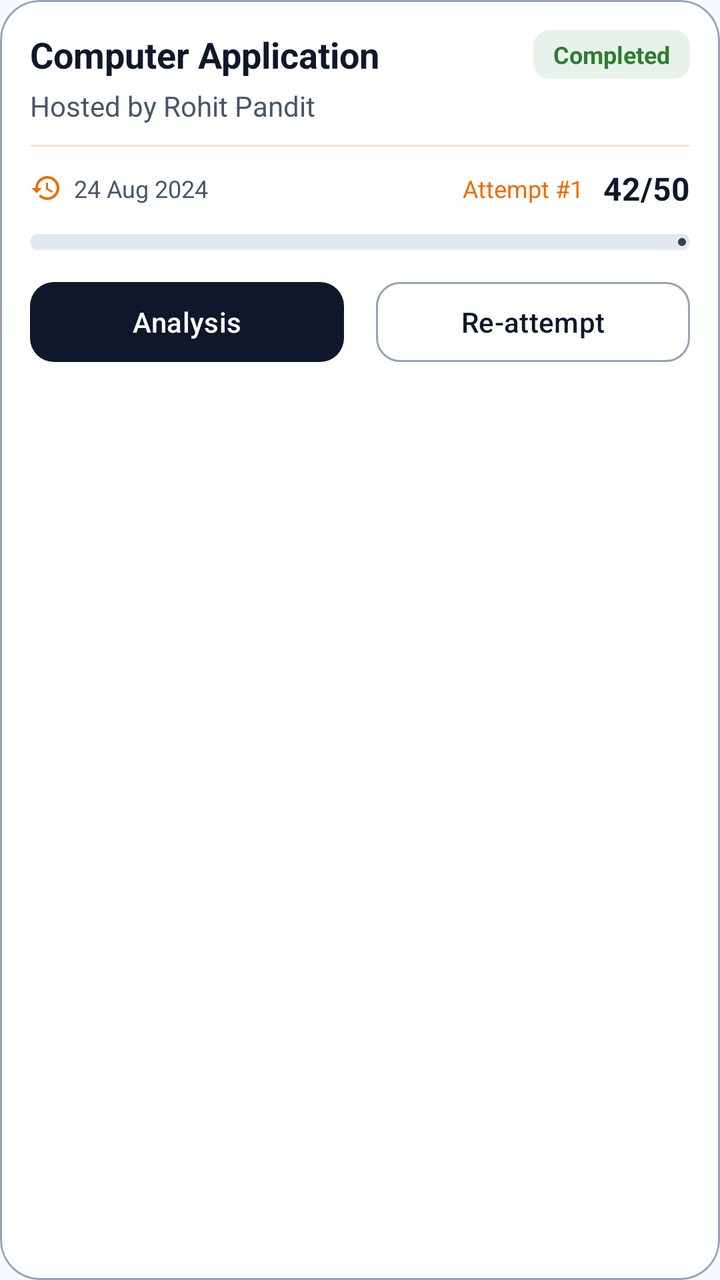
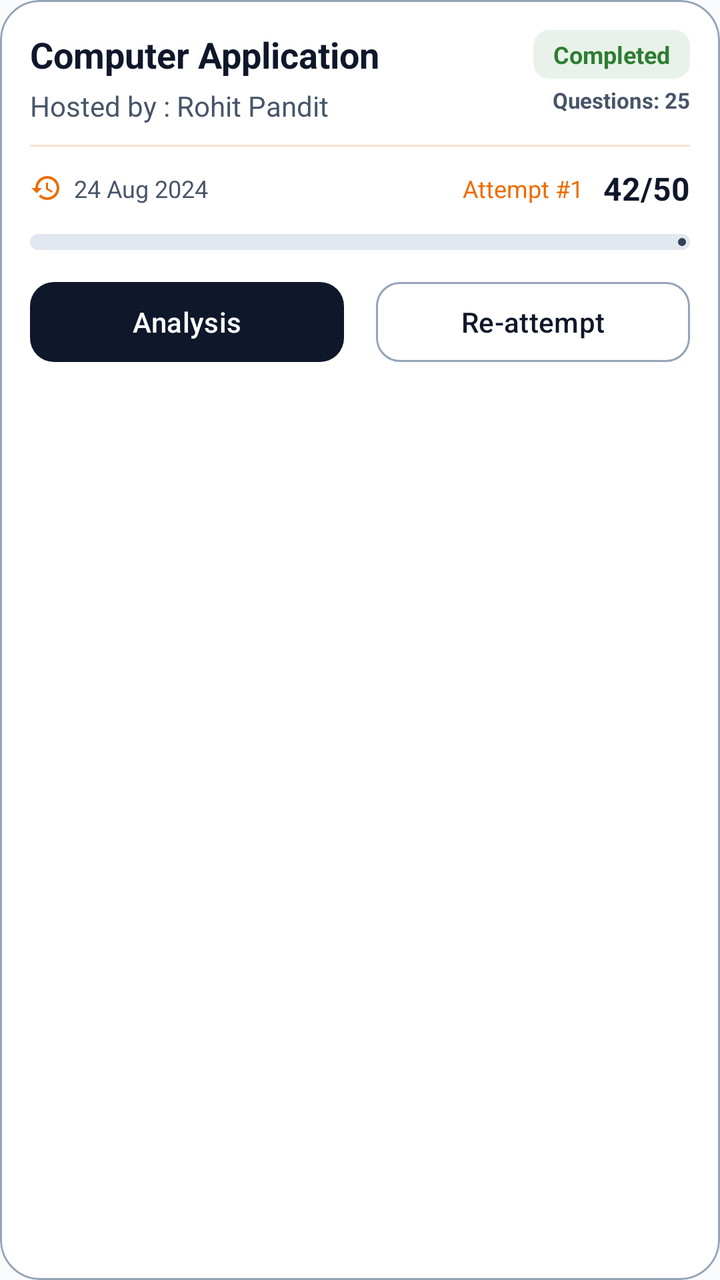

Compare the two renders of this Android layout. The source of the first and the diff that turns it into the second are given below.
<!-- AndroidManifest.xml: application theme Theme.TestMaster -->
<!-- res/layout/layout_exam_history.xml -->
<?xml version="1.0" encoding="utf-8"?>
<com.google.android.material.card.MaterialCardView xmlns:android="http://schemas.android.com/apk/res/android"
    xmlns:app="http://schemas.android.com/apk/res-auto"
    xmlns:tools="http://schemas.android.com/tools"
    android:layout_width="match_parent"
    android:layout_height="wrap_content"
    android:layout_marginVertical="8dp"
    app:cardBackgroundColor="@color/surface"
    app:cardCornerRadius="20dp"
    app:cardElevation="0dp"
    app:strokeColor="@color/outline"
    app:strokeWidth="1dp">

    <LinearLayout
        android:layout_width="match_parent"
        android:layout_height="wrap_content"
        android:orientation="vertical"
        android:padding="15dp">

        <RelativeLayout
            android:layout_width="match_parent"
            android:layout_height="wrap_content">

            <TextView
                android:id="@+id/subject_name"
                android:layout_width="wrap_content"
                android:layout_height="wrap_content"
                android:layout_alignParentStart="true"
                android:layout_toStartOf="@+id/exam_status"
                android:ellipsize="end"
                android:maxLines="1"
                android:text="Computer Application"
                android:textColor="@color/onSurface"
                android:textSize="18sp"
                android:textStyle="bold" />

            <TextView
                android:id="@+id/exam_status"
                android:layout_width="wrap_content"
                android:layout_height="wrap_content"
                android:layout_alignParentEnd="true"
                android:background="@drawable/bg_status_badge"
                android:paddingHorizontal="10dp"
                android:paddingVertical="4dp"
                android:text="Completed"
                android:backgroundTint="@color/green_bg"
                android:textColor="@color/greentint"
                android:textSize="12sp"
                android:textStyle="bold" />
        </RelativeLayout>

        <TextView
            android:id="@+id/hosted_by"
            android:layout_width="match_parent"
            android:layout_height="wrap_content"
            android:layout_marginTop="4dp"
            android:text="Hosted by Rohit Pandit"
            android:textColor="@color/onSurfaceVariant"
            android:textSize="14sp" />

        <View
            android:layout_width="match_parent"
            android:layout_height="1dp"
            android:layout_marginVertical="10dp"
            android:alpha="0.2"
            android:background="@color/orangetint" />

        <LinearLayout
            android:layout_width="match_parent"
            android:layout_height="wrap_content"
            android:gravity="center_vertical"
            android:orientation="horizontal">

            <ImageView
                android:layout_width="16dp"
                android:layout_height="16dp"
                android:src="@drawable/baseline_history_24"
                app:tint="@color/orangetint" />

            <TextView
                android:id="@+id/attempt_date"
                android:layout_width="wrap_content"
                android:layout_height="wrap_content"
                android:layout_marginStart="6dp"
                android:text="24 Aug 2024"
                android:textColor="@color/onSurfaceVariant"
                android:textSize="12sp" />

            <View
                android:layout_width="0dp"
                android:layout_height="0dp"
                android:layout_weight="1" />

            <TextView
                android:id="@+id/no_of_attempt"
                android:layout_width="wrap_content"
                android:layout_height="wrap_content"
                android:layout_marginEnd="10dp"
                android:text="Attempt #1"
                android:textColor="@color/orangetint"
                android:textSize="12sp" />

            <TextView
                android:id="@+id/tv_exam_mark"
                android:layout_width="wrap_content"
                android:layout_height="wrap_content"
                android:text="42/50"
                android:textColor="@color/onSurface"
                android:textSize="16sp"
                android:textStyle="bold" />
        </LinearLayout>

        <com.google.android.material.progressindicator.LinearProgressIndicator
            android:id="@+id/pr_markScored"
            android:layout_width="match_parent"
            android:layout_height="wrap_content"
            android:layout_marginTop="12dp"
            android:progress="84"
            app:indicatorColor="@color/accent"
            app:trackColor="@color/surfaceVariant"
            app:trackCornerRadius="4dp"
            app:trackThickness="8dp" />

        <LinearLayout
            android:layout_width="match_parent"
            android:layout_height="wrap_content"
            android:layout_marginTop="12dp"
            android:orientation="horizontal">

            <com.google.android.material.button.MaterialButton
                android:id="@+id/tv_analysis"
                style="@style/Widget.Material3.Button"
                android:layout_width="0dp"
                android:layout_height="wrap_content"
                android:layout_marginEnd="8dp"
                android:layout_weight="1"
                android:text="Analysis"
                android:textColor="@color/primary"
                app:backgroundTint="@color/onPrimary"
                app:cornerRadius="12dp" />

            <com.google.android.material.button.MaterialButton
                android:id="@+id/tv_reattempt"
                style="@style/Widget.Material3.Button.OutlinedButton"
                android:layout_width="0dp"
                android:layout_height="wrap_content"
                android:layout_marginStart="8dp"
                android:layout_weight="1"
                android:text="Re-attempt"
                android:textColor="@color/onSurface"
                app:cornerRadius="12dp"
                app:strokeColor="@color/outline" />

        </LinearLayout>

    </LinearLayout>
</com.google.android.material.card.MaterialCardView>
<!-- resources referenced by this layout -->
<resources>
  <color name="accent">#334155</color>
  <color name="green_bg">#1A2E7D32</color>
  <color name="greentint">#2E7D32</color>
  <color name="onPrimary">#0F172A</color>
  <color name="onSurface">#0F172A</color>
  <color name="onSurfaceVariant">#475569</color>
  <color name="orangetint">#ED6C02</color>
  <color name="outline">#94A3B8</color>
  <color name="primary">#FFFFFF</color>
  <color name="surface">#FFFFFF</color>
  <color name="surfaceVariant">#E2E8F0</color>
  <!-- drawable baseline_history_24 (drawable) -->
  <vector android:height="24dp" android:tint="#000000"
      android:viewportHeight="24" android:viewportWidth="24"
      android:width="24dp" xmlns:android="http://schemas.android.com/apk/res/android">
      <path android:fillColor="@android:color/white" android:pathData="M13,3c-4.97,0 -9,4.03 -9,9L1,12l3.89,3.89 0.07,0.14L9,12L6,12c0,-3.87 3.13,-7 7,-7s7,3.13 7,7 -3.13,7 -7,7c-1.93,0 -3.68,-0.79 -4.94,-2.06l-1.42,1.42C8.27,19.99 10.51,21 13,21c4.97,0 9,-4.03 9,-9s-4.03,-9 -9,-9zM12,8v5l4.28,2.54 0.72,-1.21 -3.5,-2.08L13.5,8L12,8z"/>
  </vector>
  <!-- drawable bg_status_badge (drawable) -->
  <?xml version="1.0" encoding="utf-8"?>
  <shape xmlns:android="http://schemas.android.com/apk/res/android">
      <solid android:color="@color/success_bg" />
      <corners android:radius="8dp" />
  </shape>
  <style name="Theme.TestMaster" parent="Base.Theme.TestMaster" />
  <color name="success_bg">#DCFCE7</color>
  <style name="Base.Theme.TestMaster" parent="Theme.Material3.DayNight.NoActionBar">
          
          <item name="colorPrimary">@color/primary</item>
          <item name="colorOnPrimary">@color/onPrimary</item>
          <item name="colorPrimaryContainer">@color/primaryContainer</item>
          <item name="colorOnPrimaryContainer">@color/onPrimaryContainer</item>
  
          <item name="colorSecondary">@color/secondary</item>
          <item name="colorOnSecondary">@color/onSecondary</item>
          <item name="colorSecondaryContainer">@color/secondaryContainer</item>
          <item name="colorOnSecondaryContainer">@color/onSecondaryContainer</item>
  
          
          <item name="android:windowBackground">@color/background</item>
          <item name="colorSurface">@color/surface</item>
          <item name="colorOnSurface">@color/onSurface</item>
          <item name="colorSurfaceVariant">@color/surfaceVariant</item>
          <item name="colorOnSurfaceVariant">@color/onSurfaceVariant</item>
          <item name="colorOutline">@color/outline</item>
  
          
          <item name="colorError">@color/error</item>
          <item name="colorOnError">@color/onError</item>
          <item name="colorErrorContainer">@color/errorContainer</item>
          <item name="colorOnErrorContainer">@color/onErrorContainer</item>
  
          
          <item name="colorControlActivated">@color/accent</item>
  
          
          <item name="android:statusBarColor">@color/surface</item>
          <item name="android:windowLightStatusBar">true</item>
      </style>
  <color name="primaryContainer">#F1F5F9</color>
  <color name="onPrimaryContainer">#0F172A</color>
  <color name="secondary">#64748B</color>
  <color name="onSecondary">#FFFFFF</color>
  <color name="secondaryContainer">#E2E8F0</color>
  <color name="onSecondaryContainer">#0F172A</color>
  <color name="background">#F8FAFC</color>
  <color name="error">#DC2626</color>
  <color name="onError">#FFFFFF</color>
  <color name="errorContainer">#FEE2E2</color>
  <color name="onErrorContainer">#7F1D1D</color>
</resources>

<!-- the commit's change to res/layout/layout_exam_history.xml (unified diff, before → after) -->
@@ -17,9 +17,10 @@
         android:orientation="vertical"
         android:padding="15dp">
 
-        <RelativeLayout
-            android:layout_width="match_parent"
-            android:layout_height="wrap_content">
+        <LinearLayout
+            android:layout_width="match_parent"
+            android:layout_height="wrap_content"
+            android:gravity="center_vertical">
 
             <TextView
                 android:id="@+id/subject_name"
@@ -28,7 +29,8 @@
                 android:layout_alignParentStart="true"
                 android:layout_toStartOf="@+id/exam_status"
                 android:ellipsize="end"
-                android:maxLines="1"
+                android:maxLines="2"
+                android:layout_weight="1"
                 android:text="Computer Application"
                 android:textColor="@color/onSurface"
                 android:textSize="18sp"
@@ -43,20 +45,35 @@
                 android:paddingHorizontal="10dp"
                 android:paddingVertical="4dp"
                 android:text="Completed"
+                android:layout_gravity="end"
                 android:backgroundTint="@color/green_bg"
                 android:textColor="@color/greentint"
                 android:textSize="12sp"
                 android:textStyle="bold" />
-        </RelativeLayout>
-
+        </LinearLayout>
+<LinearLayout
+    android:layout_width="match_parent"
+    android:layout_height="wrap_content">
         <TextView
             android:id="@+id/hosted_by"
-            android:layout_width="match_parent"
+            android:layout_width="wrap_content"
             android:layout_height="wrap_content"
             android:layout_marginTop="4dp"
-            android:text="Hosted by Rohit Pandit"
+            android:layout_weight="1"
+            android:text="Hosted by : Rohit Pandit"
+            android:singleLine="true"
+            android:paddingEnd="5dp"
             android:textColor="@color/onSurfaceVariant"
             android:textSize="14sp" />
+        <TextView
+            android:id="@+id/tv_total_questions"
+            android:layout_width="wrap_content"
+            android:layout_height="wrap_content"
+            android:text="Questions: 25"
+            android:textColor="@color/onSurfaceVariant"
+            android:textSize="11sp"
+            android:textStyle="bold" />
+    </LinearLayout>
 
         <View
             android:layout_width="match_parent"
@@ -121,6 +138,45 @@
             app:trackCornerRadius="4dp"
             app:trackThickness="8dp" />
 
+        
+        <LinearLayout
+            android:id="@+id/ll_exam_availability"
+            android:layout_width="match_parent"
+            android:layout_height="wrap_content"
+            android:layout_marginTop="12dp"
+            android:background="@drawable/box_outline"
+            android:backgroundTint="@color/blue_bg"
+            android:orientation="vertical"
+            android:visibility="gone"
+            android:padding="10dp">
+
+            <TextView
+                android:id="@+id/tv_availability_range"
+                android:layout_width="match_parent"
+                android:layout_height="wrap_content"
+                android:text="Available: 24/08/2024 (10:00 AM) - 25/08/2024 (10:00 AM)"
+                android:textColor="@color/bluetint"
+                android:textSize="11sp"
+                android:textStyle="bold"
+                android:visibility="gone" />
+
+            <LinearLayout
+                android:layout_width="match_parent"
+                android:layout_height="wrap_content"
+                android:layout_marginTop="4dp"
+                android:orientation="horizontal">
+
+                <TextView
+                    android:id="@+id/tv_time_left"
+                    android:layout_width="wrap_content"
+                    android:layout_height="wrap_content"
+                    android:text="Time Left: 2h 30m"
+                    android:textColor="@color/error"
+                    android:textSize="11sp"
+                    android:textStyle="bold" />
+            </LinearLayout>
+        </LinearLayout>
+
         <LinearLayout
             android:layout_width="match_parent"
             android:layout_height="wrap_content"
<!-- resource entries referenced after the edit -->
@@ -1,6 +1,8 @@
 <!-- resources referenced by this layout -->
 <resources>
   <color name="accent">#334155</color>
+  <color name="blue_bg">#1A0288D1</color>
+  <color name="bluetint">#0288D1</color>
   <color name="green_bg">#1A2E7D32</color>
   <color name="greentint">#2E7D32</color>
   <color name="onPrimary">#0F172A</color>
@@ -23,8 +25,18 @@
       <solid android:color="@color/success_bg" />
       <corners android:radius="8dp" />
   </shape>
+  <!-- drawable box_outline (drawable) -->
+  <?xml version="1.0" encoding="utf-8"?>
+  <shape xmlns:android="http://schemas.android.com/apk/res/android">
+      <stroke
+          android:width="1dp"
+          android:color="@color/gray" />
+      <corners android:radius="12dp" />
+      <solid android:color="@color/background" />
+  </shape>
   <style name="Theme.TestMaster" parent="Base.Theme.TestMaster" />
   <color name="success_bg">#DCFCE7</color>
+  <color name="gray">#E2E8F0</color>
   <style name="Base.Theme.TestMaster" parent="Theme.Material3.DayNight.NoActionBar">
           
           <item name="colorPrimary">@color/primary</item>
